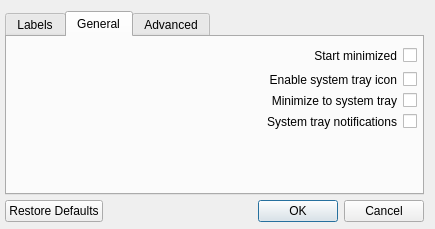
Old version of the form settingswindow.ui in the repository LMBernardo/LabelManager.
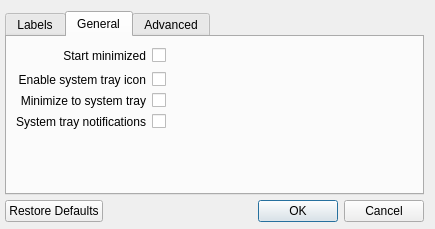
New version of the form. The open tabs and pages were chosen to show the change.

Commit message: Revert ui change in settings window (align left)

```diff
--- a/settingswindow.ui
+++ b/settingswindow.ui
@@ -355,54 +355,38 @@
         </rect>
        </property>
        <layout class="QGridLayout" name="gridLayout">
-        <item row="4" column="1">
-         <spacer name="verticalSpacer_3">
-          <property name="orientation">
-           <enum>Qt::Vertical</enum>
-          </property>
-          <property name="sizeHint" stdset="0">
-           <size>
-            <width>20</width>
-            <height>40</height>
-           </size>
-          </property>
-         </spacer>
-        </item>
-        <item row="0" column="1">
-         <widget class="QLabel" name="startMinimizedLabel">
+        <item row="3" column="1">
+         <widget class="QLabel" name="minimizeToSysTrayLabel">
           <property name="text">
-           <string>Start minimized</string>
+           <string>Minimize to system tray</string>
           </property>
           <property name="alignment">
            <set>Qt::AlignRight|Qt::AlignTrailing|Qt::AlignVCenter</set>
           </property>
          </widget>
         </item>
-        <item row="1" column="2">
+        <item row="2" column="2">
          <widget class="QCheckBox" name="enableSysTrayCheckbox">
           <property name="text">
            <string/>
           </property>
          </widget>
         </item>
-        <item row="3" column="2">
+        <item row="1" column="2">
+         <widget class="QCheckBox" name="startMinimizedCheckbox">
+          <property name="text">
+           <string/>
+          </property>
+         </widget>
+        </item>
+        <item row="5" column="2">
          <widget class="QCheckBox" name="sysTrayNotificationsCheckbox">
           <property name="text">
            <string/>
           </property>
          </widget>
         </item>
-        <item row="1" column="1">
-         <widget class="QLabel" name="enableSysTrayLabel">
-          <property name="text">
-           <string>Enable system tray icon</string>
-          </property>
-          <property name="alignment">
-           <set>Qt::AlignRight|Qt::AlignTrailing|Qt::AlignVCenter</set>
-          </property>
-         </widget>
-        </item>
-        <item row="3" column="1">
+        <item row="5" column="1">
          <widget class="QLabel" name="sysTrayNotificationsLabel">
           <property name="text">
            <string>System tray notifications</string>
@@ -412,31 +396,47 @@
           </property>
          </widget>
         </item>
-        <item row="2" column="2">
+        <item row="3" column="2">
          <widget class="QCheckBox" name="minimizeToSysTrayCheckbox">
           <property name="text">
            <string/>
           </property>
          </widget>
         </item>
+        <item row="6" column="1">
+         <spacer name="verticalSpacer_3">
+          <property name="orientation">
+           <enum>Qt::Vertical</enum>
+          </property>
+          <property name="sizeHint" stdset="0">
+           <size>
+            <width>20</width>
+            <height>40</height>
+           </size>
+          </property>
+         </spacer>
+        </item>
+        <item row="1" column="1">
+         <widget class="QLabel" name="startMinimizedLabel">
+          <property name="text">
+           <string>Start minimized</string>
+          </property>
+          <property name="alignment">
+           <set>Qt::AlignRight|Qt::AlignTrailing|Qt::AlignVCenter</set>
+          </property>
+         </widget>
+        </item>
         <item row="2" column="1">
-         <widget class="QLabel" name="minimizeToSysTrayLabel">
+         <widget class="QLabel" name="enableSysTrayLabel">
           <property name="text">
-           <string>Minimize to system tray</string>
+           <string>Enable system tray icon</string>
           </property>
           <property name="alignment">
            <set>Qt::AlignRight|Qt::AlignTrailing|Qt::AlignVCenter</set>
           </property>
          </widget>
         </item>
-        <item row="0" column="2">
-         <widget class="QCheckBox" name="startMinimizedCheckbox">
-          <property name="text">
-           <string/>
-          </property>
-         </widget>
-        </item>
-        <item row="0" column="0">
+        <item row="1" column="3">
          <spacer name="horizontalSpacer">
           <property name="orientation">
            <enum>Qt::Horizontal</enum>
```
Left out of the diff: 2 changed lines with no effect on the pictures. The commit also changes 1 other file.
